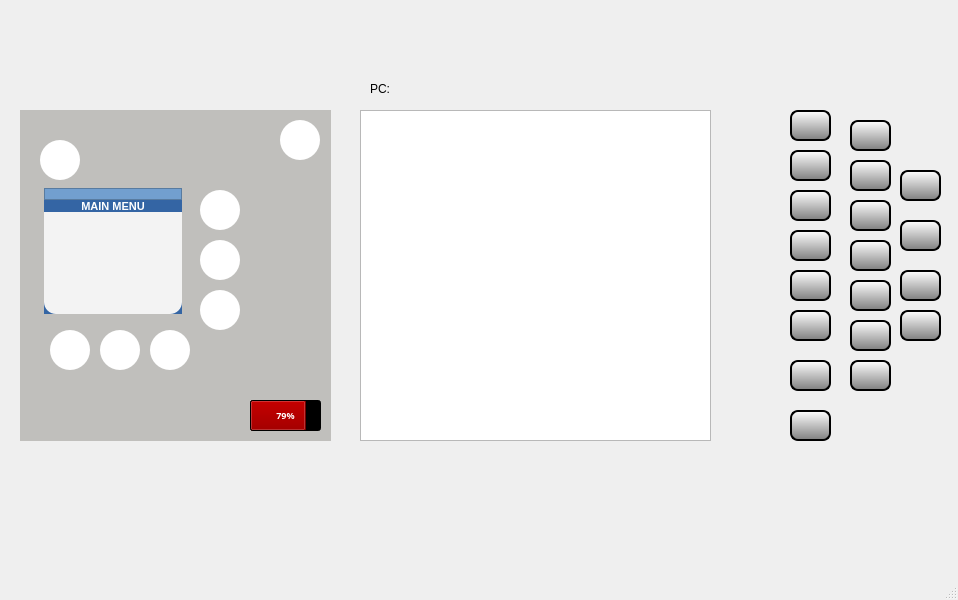
This is ui/mainwindow.ui in Umar-J/Neureset-Feedback-EEG-Device as Qt 5 draws it before an edit. The edited form follows.
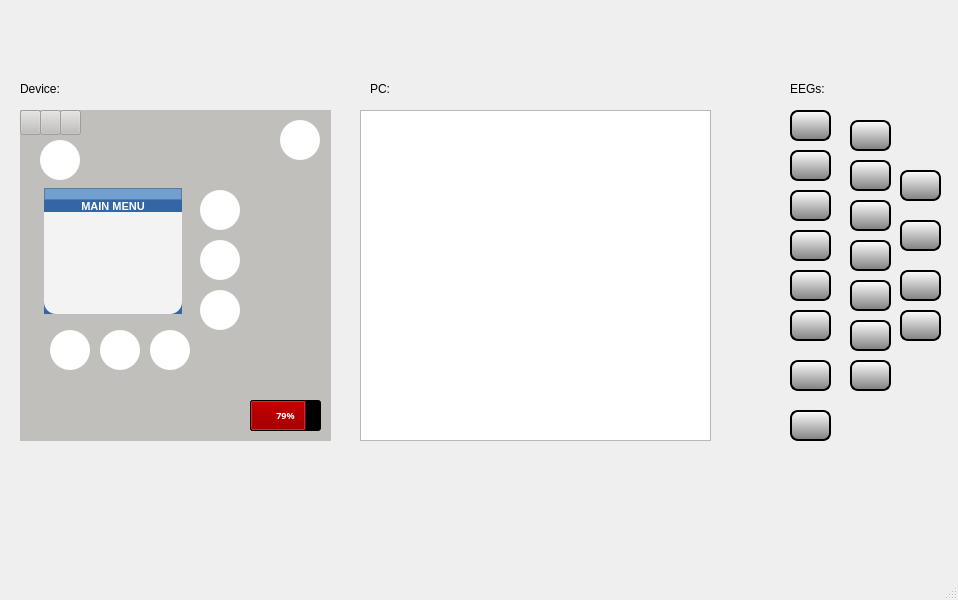
This is the edited form. Icons and pictures are not drawn.

What changed in the file:
```diff
--- a/ui/mainwindow.ui
+++ b/ui/mainwindow.ui
@@ -689,6 +689,54 @@
       <string/>
      </property>
     </widget>
+    <widget class="QPushButton" name="contactLed">
+     <property name="enabled">
+      <bool>false</bool>
+     </property>
+     <property name="geometry">
+      <rect>
+       <x>0</x>
+       <y>0</y>
+       <width>21</width>
+       <height>25</height>
+      </rect>
+     </property>
+     <property name="text">
+      <string/>
+     </property>
+    </widget>
+    <widget class="QPushButton" name="treatmentLed">
+     <property name="enabled">
+      <bool>false</bool>
+     </property>
+     <property name="geometry">
+      <rect>
+       <x>20</x>
+       <y>0</y>
+       <width>21</width>
+       <height>25</height>
+      </rect>
+     </property>
+     <property name="text">
+      <string/>
+     </property>
+    </widget>
+    <widget class="QPushButton" name="lostLed">
+     <property name="enabled">
+      <bool>false</bool>
+     </property>
+     <property name="geometry">
+      <rect>
+       <x>40</x>
+       <y>0</y>
+       <width>21</width>
+       <height>25</height>
+      </rect>
+     </property>
+     <property name="text">
+      <string/>
+     </property>
+    </widget>
     <zorder>powerOffView</zorder>
     <zorder>statusBarQFrame</zorder>
     <zorder>menuLabel</zorder>
@@ -1449,6 +1497,32 @@
      <string>PC:</string>
     </property>
    </widget>
+   <widget class="QLabel" name="label_2">
+    <property name="geometry">
+     <rect>
+      <x>790</x>
+      <y>80</y>
+      <width>62</width>
+      <height>17</height>
+     </rect>
+    </property>
+    <property name="text">
+     <string>EEGs:</string>
+    </property>
+   </widget>
+   <widget class="QLabel" name="label_3">
+    <property name="geometry">
+     <rect>
+      <x>20</x>
+      <y>80</y>
+      <width>62</width>
+      <height>17</height>
+     </rect>
+    </property>
+    <property name="text">
+     <string>Device:</string>
+    </property>
+   </widget>
   </widget>
   <widget class="QMenuBar" name="menubar">
    <property name="geometry">
```
Left out of the diff: 41 changed lines with no effect on the pictures.
